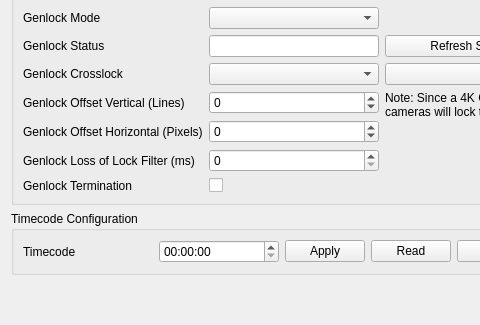
Above: dct_widgets/inoutbox/inoutbox.ui from KAYA-Instruments/SDI-Control-Point before the change; both pictures show x 0 to 480 and y 724 to 1049 of the 722 by 1049 pixel window. Below: the same form after it.
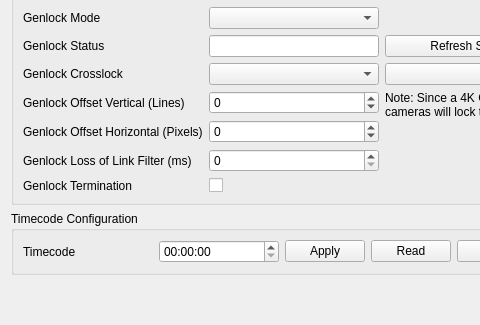
That is the form after the change.

Commit message: Adding genlock features step 2 + issue #57

Diff of the .ui file:
```diff
--- a/dct_widgets/inoutbox/inoutbox.ui
+++ b/dct_widgets/inoutbox/inoutbox.ui
@@ -1248,7 +1248,7 @@
       <item row="5" column="0">
        <widget class="QLabel" name="lblGenLockLOL">
         <property name="text">
-         <string>Genlock Loss of Lock Filter (ms)</string>
+         <string>Genlock Loss of Link Filter (ms)</string>
         </property>
        </widget>
       </item>
```
Left out of the diff: 4 changed lines with no effect on the pictures. The commit also changes 10 other files.
